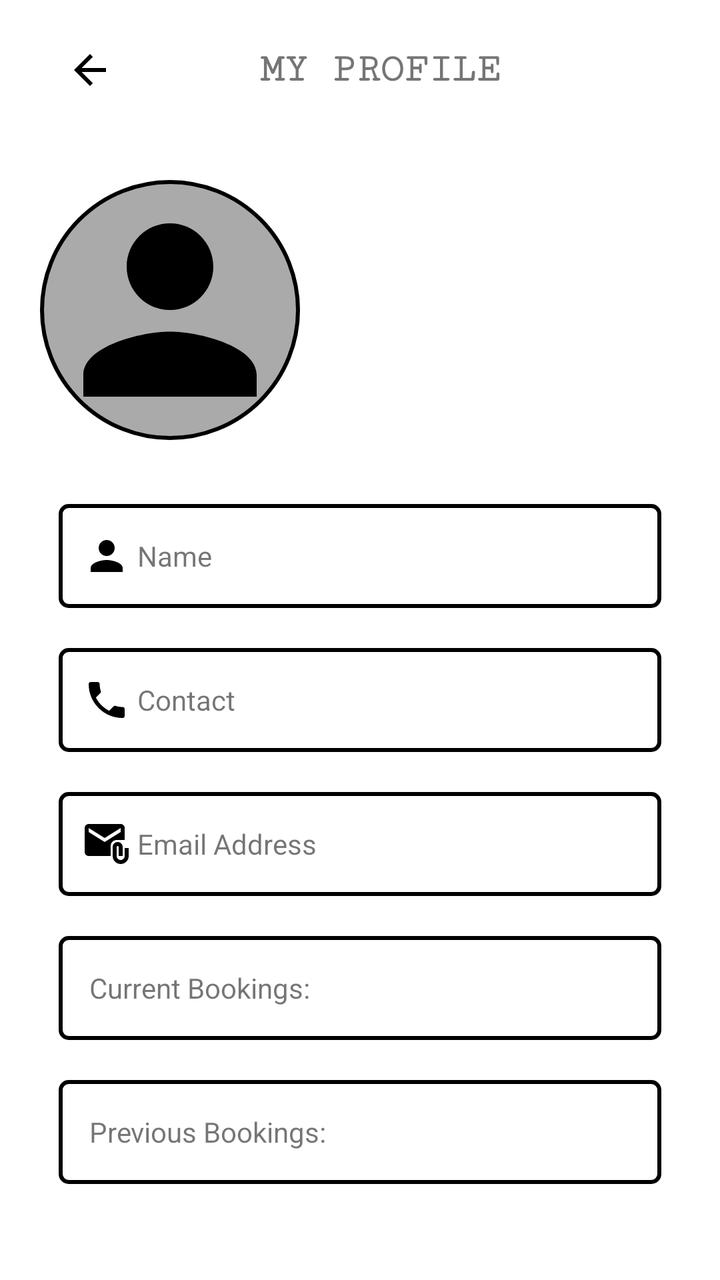
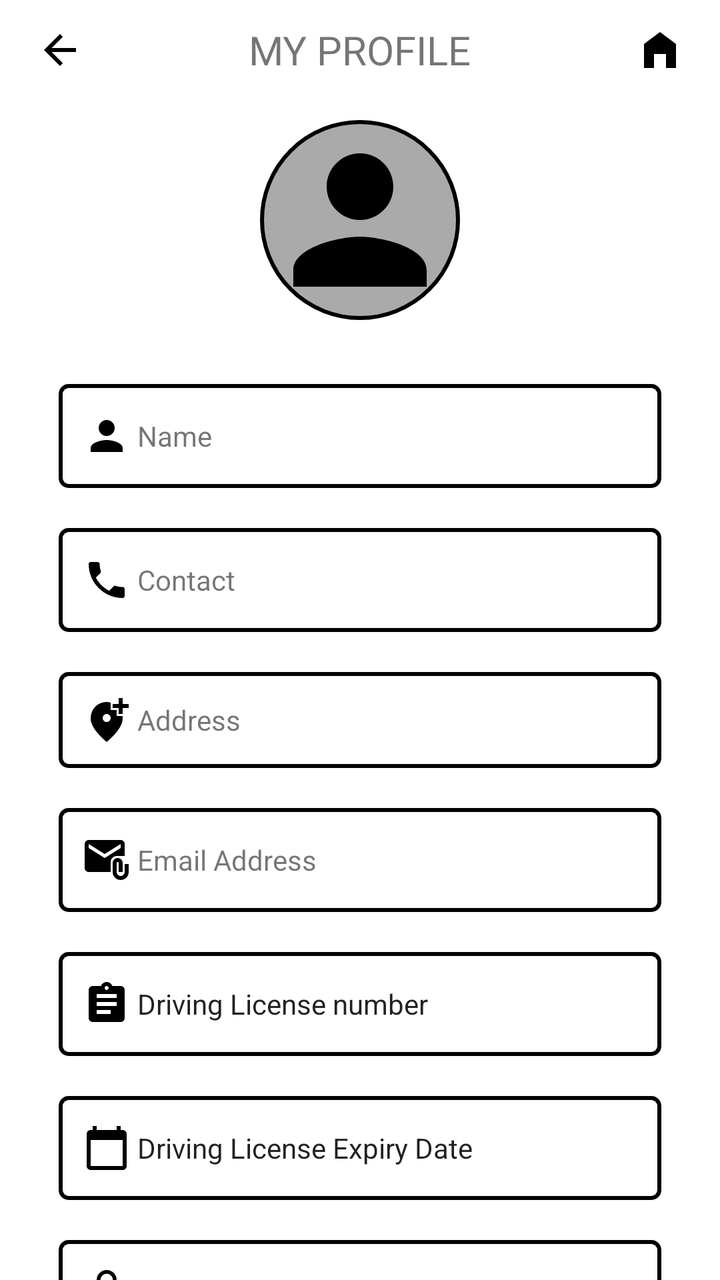

The first picture is an Android layout as it rendered before a commit; the second is the same layout after the commit. The layout source and the unified diff follow.
<!-- AndroidManifest.xml: application theme Theme.AppCompat.Light.NoActionBar -->
<!-- res/layout/activity_profile_page.xml -->
<?xml version="1.0" encoding="utf-8"?>
<androidx.constraintlayout.widget.ConstraintLayout xmlns:android="http://schemas.android.com/apk/res/android"
    xmlns:app="http://schemas.android.com/apk/res-auto"
    xmlns:tools="http://schemas.android.com/tools"
    android:id="@+id/main"
    android:layout_width="match_parent"
    android:layout_height="match_parent"
    tools:context=".Profile_page"
    android:background="@color/white">

    <androidx.constraintlayout.widget.Guideline
        android:id="@+id/vertical_guideline_start"
        android:layout_width="wrap_content"
        android:layout_height="wrap_content"
        android:orientation="vertical"
        app:layout_constraintGuide_percent="0.02"
        />

    <androidx.constraintlayout.widget.Guideline
        android:id="@+id/vertical_guideline_end"
        android:layout_width="wrap_content"
        android:layout_height="wrap_content"
        android:orientation="vertical"
        app:layout_constraintGuide_percent="0.98"/>

    <LinearLayout
        android:id="@+id/profilePageActionBar"
        android:layout_width="match_parent"
        android:layout_height="70dp"
        android:orientation="horizontal"
        android:gravity="center_vertical"
        app:layout_constraintEnd_toEndOf="parent"
        app:layout_constraintStart_toStartOf="parent"
        app:layout_constraintTop_toTopOf="parent">

        <ImageButton
            android:id="@+id/homeBackButton"
            android:layout_width="80dp"
            android:layout_height="60dp"
            android:layout_gravity="center_vertical"
            android:paddingStart="10dp"
            android:src="@drawable/baseline_arrow_back_24"
            android:background="@color/white"/>

        <TextView
            android:id="@+id/brandHeader"
            android:layout_width="wrap_content"
            android:layout_height="40dp"
            android:layout_marginStart="40dp"
            android:paddingHorizontal="10dp"
            android:text="MY PROFILE"
            android:textSize="20sp"
            android:fontFamily="serif-monospace"
            android:textStyle="bold"
            android:textAlignment="center"
            android:gravity="center_vertical"/>

    </LinearLayout>

    <ImageView
        android:id="@+id/userImage"
        android:layout_width="130dp"
        android:layout_height="130dp"
        android:layout_marginTop="20dp"
        android:layout_marginEnd="190dp"
        android:src="@drawable/baseline_person_24"
        android:background="@drawable/profile_image"
        app:layout_constraintTop_toBottomOf="@id/profilePageActionBar"
        app:layout_constraintEnd_toEndOf="parent"
        app:layout_constraintStart_toStartOf="parent"/>

    <TextView
        android:id="@+id/profile_name"
        android:layout_width="0dp"
        android:layout_height="0dp"
        android:text=" Name"
        android:padding="12dp"
        android:background="@drawable/input_background"
        android:textSize="14sp"
        android:drawableStart="@drawable/baseline_person_24"
        android:gravity="center_vertical"
        app:layout_constraintDimensionRatio="5.8:1"
        app:layout_constraintTop_toBottomOf="@id/userImage"
        app:layout_constraintStart_toStartOf="@id/vertical_guideline_start"
        app:layout_constraintEnd_toEndOf="@id/vertical_guideline_end"
        android:layout_marginTop="32dp"
        android:layout_marginHorizontal="22dp" />

    <TextView
        android:id="@+id/profile_phone"
        android:layout_width="0dp"
        android:layout_height="0dp"
        android:text=" Contact"
        android:padding="12dp"
        android:background="@drawable/input_background"
        android:textSize="14sp"
        android:drawableStart="@drawable/baseline_phone_24"
        android:gravity="center_vertical"
        app:layout_constraintDimensionRatio="5.8:1"
        app:layout_constraintTop_toBottomOf="@id/profile_name"
        app:layout_constraintStart_toStartOf="@id/vertical_guideline_start"
        app:layout_constraintEnd_toEndOf="@id/vertical_guideline_end"
        android:layout_marginTop="20dp"
        android:layout_marginHorizontal="22dp" />

    
    <TextView
        android:id="@+id/profile_email"
        android:layout_width="0dp"
        android:layout_height="0dp"
        android:text=" Email Address"
        android:padding="12dp"
        android:background="@drawable/input_background"
        android:textSize="14sp"
        android:drawableStart="@drawable/baseline_attach_email_24"
        android:gravity="center_vertical"
        app:layout_constraintDimensionRatio="5.8:1"
        app:layout_constraintTop_toBottomOf="@id/profile_phone"
        app:layout_constraintStart_toStartOf="@id/vertical_guideline_start"
        app:layout_constraintEnd_toEndOf="@id/vertical_guideline_end"
        android:layout_marginTop="20dp"
        android:layout_marginHorizontal="22dp" />

    <TextView
        android:id="@+id/profile_currentBookings"
        android:layout_width="0dp"
        android:layout_height="0dp"
        android:text=" Current Bookings: "
        android:padding="12dp"
        android:background="@drawable/input_background"
        android:textSize="14sp"
        android:gravity="center_vertical"
        app:layout_constraintDimensionRatio="5.8:1"
        app:layout_constraintTop_toBottomOf="@id/profile_email"
        app:layout_constraintStart_toStartOf="@id/vertical_guideline_start"
        app:layout_constraintEnd_toEndOf="@id/vertical_guideline_end"
        android:layout_marginTop="20dp"
        android:layout_marginHorizontal="22dp" />

    <TextView
        android:id="@+id/profile_previousBookings"
        android:layout_width="0dp"
        android:layout_height="0dp"
        android:text=" Previous Bookings: "
        android:padding="12dp"
        android:background="@drawable/input_background"
        android:textSize="14sp"
        android:gravity="center_vertical"
        app:layout_constraintDimensionRatio="5.8:1"
        app:layout_constraintTop_toBottomOf="@id/profile_currentBookings"
        app:layout_constraintStart_toStartOf="@id/vertical_guideline_start"
        app:layout_constraintEnd_toEndOf="@id/vertical_guideline_end"
        android:layout_marginTop="20dp"
        android:layout_marginHorizontal="22dp" />

</androidx.constraintlayout.widget.ConstraintLayout>
<!-- resources referenced by this layout -->
<resources>
  <color name="white">#FFFFFFFF</color>
  <!-- drawable input_background (drawable) -->
  <?xml version="1.0" encoding="utf-8"?>
  <shape xmlns:android="http://schemas.android.com/apk/res/android">
      <solid android:color="@android:color/white" /> 
      <stroke
          android:width="2dp"
          android:color="@android:color/black" /> 
      <corners android:radius="4dp" /> 
      <padding android:left="8dp" android:right="8dp" />
  </shape>
  <!-- drawable profile_image (drawable) -->
  <?xml version="1.0" encoding="utf-8"?>
  <shape xmlns:android="http://schemas.android.com/apk/res/android">
      <solid android:color="@android:color/darker_gray" />
      <stroke
          android:width="2dp"
          android:color="@android:color/black" />
      <corners android:radius="100dp" />
  
  </shape>
  <!-- unchanged entries left out for length: 4 -->
</resources>

<!-- the commit's change to res/layout/activity_profile_page.xml (unified diff, before → after) -->
@@ -5,152 +5,200 @@
     android:id="@+id/main"
     android:layout_width="match_parent"
     android:layout_height="match_parent"
-    tools:context=".Profile_page"
-    android:background="@color/white">
+    android:background="@color/white"
+    tools:context=".Profile_page">
 
     <androidx.constraintlayout.widget.Guideline
         android:id="@+id/vertical_guideline_start"
         android:layout_width="wrap_content"
         android:layout_height="wrap_content"
         android:orientation="vertical"
-        app:layout_constraintGuide_percent="0.02"
-        />
+        app:layout_constraintGuide_percent="0.02" />
 
     <androidx.constraintlayout.widget.Guideline
         android:id="@+id/vertical_guideline_end"
         android:layout_width="wrap_content"
         android:layout_height="wrap_content"
         android:orientation="vertical"
-        app:layout_constraintGuide_percent="0.98"/>
-
-    <LinearLayout
-        android:id="@+id/profilePageActionBar"
-        android:layout_width="match_parent"
-        android:layout_height="70dp"
-        android:orientation="horizontal"
-        android:gravity="center_vertical"
+        app:layout_constraintGuide_percent="0.98" />
+
+    <ImageButton
+        android:id="@+id/profileOptionsRedirect"
+        android:layout_width="60dp"
+        android:layout_height="50dp"
+        android:background="@color/white"
+        android:src="@drawable/baseline_arrow_back_24"
+        app:layout_constraintStart_toStartOf="parent"
+        app:layout_constraintTop_toTopOf="parent" />
+
+    <TextView
+        android:id="@+id/profileHeader"
+        android:layout_width="wrap_content"
+        android:layout_height="50dp"
+        android:fontFamily="@font/poppinsmedium"
+        android:gravity="center_vertical"
+        android:text="MY PROFILE"
+        android:textSize="20sp"
+        app:layout_constraintEnd_toStartOf="@+id/profileHomeRedirect"
+        app:layout_constraintStart_toEndOf="@+id/profileOptionsRedirect"
+        app:layout_constraintTop_toTopOf="parent" />
+
+    <ImageButton
+        android:id="@+id/profileHomeRedirect"
+        android:layout_width="60dp"
+        android:layout_height="50dp"
+        android:background="@color/white"
+        android:src="@drawable/baseline_home_filled_24"
         app:layout_constraintEnd_toEndOf="parent"
-        app:layout_constraintStart_toStartOf="parent"
-        app:layout_constraintTop_toTopOf="parent">
-
-        <ImageButton
-            android:id="@+id/homeBackButton"
-            android:layout_width="80dp"
-            android:layout_height="60dp"
-            android:layout_gravity="center_vertical"
-            android:paddingStart="10dp"
-            android:src="@drawable/baseline_arrow_back_24"
-            android:background="@color/white"/>
-
-        <TextView
-            android:id="@+id/brandHeader"
-            android:layout_width="wrap_content"
-            android:layout_height="40dp"
-            android:layout_marginStart="40dp"
-            android:paddingHorizontal="10dp"
-            android:text="MY PROFILE"
-            android:textSize="20sp"
-            android:fontFamily="serif-monospace"
-            android:textStyle="bold"
-            android:textAlignment="center"
-            android:gravity="center_vertical"/>
-
-    </LinearLayout>
+        app:layout_constraintTop_toTopOf="parent" />
 
     <ImageView
         android:id="@+id/userImage"
-        android:layout_width="130dp"
-        android:layout_height="130dp"
-        android:layout_marginTop="20dp"
-        android:layout_marginEnd="190dp"
+        android:layout_width="100dp"
+        android:layout_height="100dp"
+        android:layout_marginTop="10dp"
+        android:background="@drawable/profile_image"
         android:src="@drawable/baseline_person_24"
-        android:background="@drawable/profile_image"
-        app:layout_constraintTop_toBottomOf="@id/profilePageActionBar"
         app:layout_constraintEnd_toEndOf="parent"
-        app:layout_constraintStart_toStartOf="parent"/>
+        app:layout_constraintHorizontal_bias="0.5"
+        app:layout_constraintStart_toStartOf="parent"
+        app:layout_constraintTop_toBottomOf="@id/profileHeader" />
 
     <TextView
         android:id="@+id/profile_name"
         android:layout_width="0dp"
         android:layout_height="0dp"
+        android:layout_marginHorizontal="22dp"
+        android:layout_marginTop="32dp"
+        android:background="@drawable/input_background"
+        android:drawableStart="@drawable/baseline_person_24"
+        android:gravity="center_vertical"
+        android:padding="12dp"
         android:text=" Name"
-        android:padding="12dp"
-        android:background="@drawable/input_background"
-        android:textSize="14sp"
-        android:drawableStart="@drawable/baseline_person_24"
-        android:gravity="center_vertical"
-        app:layout_constraintDimensionRatio="5.8:1"
-        app:layout_constraintTop_toBottomOf="@id/userImage"
-        app:layout_constraintStart_toStartOf="@id/vertical_guideline_start"
-        app:layout_constraintEnd_toEndOf="@id/vertical_guideline_end"
-        android:layout_marginTop="32dp"
-        android:layout_marginHorizontal="22dp" />
+        android:textSize="14sp"
+        app:layout_constraintDimensionRatio="5.8:1"
+        app:layout_constraintEnd_toEndOf="@id/vertical_guideline_end"
+        app:layout_constraintStart_toStartOf="@id/vertical_guideline_start"
+        app:layout_constraintTop_toBottomOf="@id/userImage" />
 
     <TextView
         android:id="@+id/profile_phone"
         android:layout_width="0dp"
         android:layout_height="0dp"
+        android:layout_marginHorizontal="22dp"
+        android:layout_marginTop="20dp"
+        android:background="@drawable/input_background"
+        android:drawableStart="@drawable/baseline_phone_24"
+        android:gravity="center_vertical"
+        android:padding="12dp"
         android:text=" Contact"
-        android:padding="12dp"
-        android:background="@drawable/input_background"
-        android:textSize="14sp"
-        android:drawableStart="@drawable/baseline_phone_24"
-        android:gravity="center_vertical"
-        app:layout_constraintDimensionRatio="5.8:1"
-        app:layout_constraintTop_toBottomOf="@id/profile_name"
-        app:layout_constraintStart_toStartOf="@id/vertical_guideline_start"
-        app:layout_constraintEnd_toEndOf="@id/vertical_guideline_end"
-        android:layout_marginTop="20dp"
-        android:layout_marginHorizontal="22dp" />
-
-    
+        android:textSize="14sp"
+        app:layout_constraintDimensionRatio="5.8:1"
+        app:layout_constraintEnd_toEndOf="@id/vertical_guideline_end"
+        app:layout_constraintStart_toStartOf="@id/vertical_guideline_start"
+        app:layout_constraintTop_toBottomOf="@id/profile_name" />
+
+    <TextView
+        android:id="@+id/profile_address"
+        android:layout_width="0dp"
+        android:layout_height="wrap_content"
+        android:layout_marginHorizontal="22dp"
+        android:layout_marginTop="20dp"
+        android:background="@drawable/input_background"
+        android:drawableStart="@drawable/baseline_add_location_alt_24"
+        android:gravity="center_vertical"
+        android:padding="12dp"
+        android:text=" Address"
+        android:textSize="14sp"
+        app:layout_constraintEnd_toEndOf="@id/vertical_guideline_end"
+        app:layout_constraintStart_toStartOf="@id/vertical_guideline_start"
+        app:layout_constraintTop_toBottomOf="@id/profile_phone" />
+
     <TextView
         android:id="@+id/profile_email"
         android:layout_width="0dp"
         android:layout_height="0dp"
+        android:layout_marginHorizontal="22dp"
+        android:layout_marginTop="20dp"
+        android:background="@drawable/input_background"
+        android:drawableStart="@drawable/baseline_attach_email_24"
+        android:gravity="center_vertical"
+        android:padding="12dp"
         android:text=" Email Address"
-        android:padding="12dp"
-        android:background="@drawable/input_background"
-        android:textSize="14sp"
-        android:drawableStart="@drawable/baseline_attach_email_24"
-        android:gravity="center_vertical"
-        app:layout_constraintDimensionRatio="5.8:1"
-        app:layout_constraintTop_toBottomOf="@id/profile_phone"
-        app:layout_constraintStart_toStartOf="@id/vertical_guideline_start"
-        app:layout_constraintEnd_toEndOf="@id/vertical_guideline_end"
-        android:layout_marginTop="20dp"
-        android:layout_marginHorizontal="22dp" />
-
-    <TextView
-        android:id="@+id/profile_currentBookings"
-        android:layout_width="0dp"
-        android:layout_height="0dp"
-        android:text=" Current Bookings: "
-        android:padding="12dp"
-        android:background="@drawable/input_background"
-        android:textSize="14sp"
-        android:gravity="center_vertical"
-        app:layout_constraintDimensionRatio="5.8:1"
-        app:layout_constraintTop_toBottomOf="@id/profile_email"
-        app:layout_constraintStart_toStartOf="@id/vertical_guideline_start"
-        app:layout_constraintEnd_toEndOf="@id/vertical_guideline_end"
-        android:layout_marginTop="20dp"
-        android:layout_marginHorizontal="22dp" />
-
-    <TextView
-        android:id="@+id/profile_previousBookings"
-        android:layout_width="0dp"
-        android:layout_height="0dp"
-        android:text=" Previous Bookings: "
-        android:padding="12dp"
-        android:background="@drawable/input_background"
-        android:textSize="14sp"
-        android:gravity="center_vertical"
-        app:layout_constraintDimensionRatio="5.8:1"
-        app:layout_constraintTop_toBottomOf="@id/profile_currentBookings"
-        app:layout_constraintStart_toStartOf="@id/vertical_guideline_start"
-        app:layout_constraintEnd_toEndOf="@id/vertical_guideline_end"
-        android:layout_marginTop="20dp"
-        android:layout_marginHorizontal="22dp" />
+        android:textSize="14sp"
+        app:layout_constraintDimensionRatio="5.8:1"
+        app:layout_constraintEnd_toEndOf="@id/vertical_guideline_end"
+        app:layout_constraintStart_toStartOf="@id/vertical_guideline_start"
+        app:layout_constraintTop_toBottomOf="@id/profile_address" />
+
+    <EditText
+        android:id="@+id/profile_Dl"
+        android:layout_width="0dp"
+        android:layout_height="0dp"
+        android:layout_marginHorizontal="22dp"
+        android:layout_marginTop="20dp"
+        android:background="@drawable/input_background"
+        android:drawableStart="@drawable/baseline_assignment_24"
+        android:gravity="center_vertical"
+        android:padding="12dp"
+        android:text=" Driving License number"
+        android:textSize="14sp"
+        app:layout_constraintDimensionRatio="5.8:1"
+        app:layout_constraintEnd_toEndOf="@id/vertical_guideline_end"
+        app:layout_constraintStart_toStartOf="@id/vertical_guideline_start"
+        app:layout_constraintTop_toBottomOf="@id/profile_email" />
+
+    <EditText
+        android:id="@+id/profile_Dl_expiry"
+        android:layout_width="0dp"
+        android:layout_height="0dp"
+        android:layout_marginHorizontal="22dp"
+        android:layout_marginTop="20dp"
+        android:background="@drawable/input_background"
+        android:drawableStart="@drawable/baseline_calendar_today_24"
+        android:gravity="center_vertical"
+        android:padding="12dp"
+        android:text=" Driving License Expiry Date"
+        android:textSize="14sp"
+        app:layout_constraintDimensionRatio="5.8:1"
+        app:layout_constraintEnd_toEndOf="@id/vertical_guideline_end"
+        app:layout_constraintStart_toStartOf="@id/vertical_guideline_start"
+        app:layout_constraintTop_toBottomOf="@id/profile_Dl" />
+
+    <EditText
+        android:id="@+id/reset_pwd"
+        android:layout_width="0dp"
+        android:layout_height="0dp"
+        android:layout_marginHorizontal="22dp"
+        android:layout_marginTop="20dp"
+        android:inputType="textPassword"
+        android:background="@drawable/input_background"
+        android:drawableStart="@drawable/baseline_lock_24"
+        android:gravity="center_vertical"
+        android:padding="12dp"
+        android:text=" Reset Password:"
+        android:textSize="14sp"
+        app:layout_constraintDimensionRatio="5.8:1"
+        app:layout_constraintEnd_toEndOf="@id/vertical_guideline_end"
+        app:layout_constraintStart_toStartOf="@id/vertical_guideline_start"
+        app:layout_constraintTop_toBottomOf="@id/profile_Dl_expiry" />
+
+
+    <Button
+        android:id="@+id/save_changes"
+        android:layout_width="match_parent"
+        android:layout_height="50dp"
+        android:layout_marginHorizontal="30dp"
+        android:layout_marginTop="25dp"
+        android:background="@drawable/brands_btn_bg"
+        android:fontFamily="@font/poppinsmedium"
+        android:text="Save Changes"
+        android:textColor="@color/white"
+        android:textSize="18sp"
+        android:textStyle="bold"
+        app:layout_constraintDimensionRatio="5.8:1"
+        app:layout_constraintEnd_toEndOf="@id/vertical_guideline_end"
+        app:layout_constraintStart_toStartOf="@id/vertical_guideline_start"
+        app:layout_constraintTop_toBottomOf="@id/reset_pwd" />
 
 </androidx.constraintlayout.widget.ConstraintLayout>
<!-- resource entries referenced after the edit -->
@@ -1,6 +1,46 @@
 <!-- resources referenced by this layout -->
 <resources>
   <color name="white">#FFFFFFFF</color>
+  <!-- drawable baseline_add_location_alt_24 (drawable) -->
+  <vector xmlns:android="http://schemas.android.com/apk/res/android" android:height="24dp" android:tint="#000000" android:viewportHeight="24" android:viewportWidth="24" android:width="24dp">
+        
+      <path android:fillColor="@android:color/white" android:pathData="M20,1v3h3v2h-3v3h-2L18,6h-3L15,4h3L18,1h2zM12,13c1.1,0 2,-0.9 2,-2s-0.9,-2 -2,-2 -2,0.9 -2,2 0.9,2 2,2zM14,3.25L14,7h3v3h2.92c0.05,0.39 0.08,0.79 0.08,1.2 0,3.32 -2.67,7.25 -8,11.8 -5.33,-4.55 -8,-8.48 -8,-11.8C4,6.22 7.8,3 12,3c0.68,0 1.35,0.08 2,0.25z"/>
+      
+  </vector>
+  <!-- drawable baseline_assignment_24 (drawable) -->
+  <vector xmlns:android="http://schemas.android.com/apk/res/android" android:autoMirrored="true" android:height="24dp" android:tint="#000000" android:viewportHeight="24" android:viewportWidth="24" android:width="24dp">
+        
+      <path android:fillColor="@android:color/white" android:pathData="M19,3h-4.18C14.4,1.84 13.3,1 12,1c-1.3,0 -2.4,0.84 -2.82,2L5,3c-1.1,0 -2,0.9 -2,2v14c0,1.1 0.9,2 2,2h14c1.1,0 2,-0.9 2,-2L21,5c0,-1.1 -0.9,-2 -2,-2zM12,3c0.55,0 1,0.45 1,1s-0.45,1 -1,1 -1,-0.45 -1,-1 0.45,-1 1,-1zM14,17L7,17v-2h7v2zM17,13L7,13v-2h10v2zM17,9L7,9L7,7h10v2z"/>
+      
+  </vector>
+  <!-- drawable baseline_calendar_today_24 (drawable) -->
+  <vector xmlns:android="http://schemas.android.com/apk/res/android" android:height="24dp" android:tint="#000000" android:viewportHeight="24" android:viewportWidth="24" android:width="24dp">
+        
+      <path android:fillColor="@android:color/white" android:pathData="M20,3h-1L19,1h-2v2L7,3L7,1L5,1v2L4,3c-1.1,0 -2,0.9 -2,2v16c0,1.1 0.9,2 2,2h16c1.1,0 2,-0.9 2,-2L22,5c0,-1.1 -0.9,-2 -2,-2zM20,21L4,21L4,8h16v13z"/>
+      
+  </vector>
+  <!-- drawable baseline_home_filled_24 (drawable) -->
+  <vector xmlns:android="http://schemas.android.com/apk/res/android" android:height="24dp" android:tint="#000000" android:viewportHeight="24" android:viewportWidth="24" android:width="24dp">
+        
+      <path android:fillColor="@android:color/white" android:pathData="M12,3L4,9v12h5v-7h6v7h5V9z"/>
+      
+  </vector>
+  <!-- drawable baseline_lock_24 (drawable) -->
+  <vector xmlns:android="http://schemas.android.com/apk/res/android" android:height="24dp" android:tint="#000000" android:viewportHeight="24" android:viewportWidth="24" android:width="24dp">
+        
+      <path android:fillColor="@android:color/white" android:pathData="M18,8h-1L17,6c0,-2.76 -2.24,-5 -5,-5S7,3.24 7,6v2L6,8c-1.1,0 -2,0.9 -2,2v10c0,1.1 0.9,2 2,2h12c1.1,0 2,-0.9 2,-2L20,10c0,-1.1 -0.9,-2 -2,-2zM12,17c-1.1,0 -2,-0.9 -2,-2s0.9,-2 2,-2 2,0.9 2,2 -0.9,2 -2,2zM15.1,8L8.9,8L8.9,6c0,-1.71 1.39,-3.1 3.1,-3.1 1.71,0 3.1,1.39 3.1,3.1v2z"/>
+      
+  </vector>
+  <!-- drawable brands_btn_bg (drawable) -->
+  <?xml version="1.0" encoding="utf-8"?>
+  <shape xmlns:android="http://schemas.android.com/apk/res/android">
+      <solid android:color="@color/blue" />
+      <stroke
+          android:width="2dp"
+          android:color="@color/black" />
+      <corners android:radius="15dp" />
+  
+  </shape>
   <!-- drawable input_background (drawable) -->
   <?xml version="1.0" encoding="utf-8"?>
   <shape xmlns:android="http://schemas.android.com/apk/res/android">
@@ -21,6 +61,8 @@
       <corners android:radius="100dp" />
   
   </shape>
+  <color name="blue">#1D94FE</color>
+  <color name="black">#FF000000</color>
   <!-- unchanged entries left out for length: 4 -->
 </resources>
 
